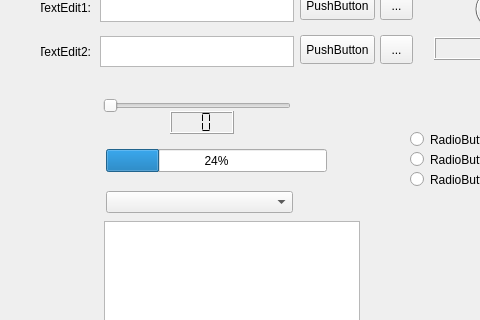
First picture: the form in PythonApplication1/MainWindow.ui, repository mdgarrison/PythonApplication1, before the edit; both pictures show x 0 to 480 and y 89 to 409 of the 652 by 501 pixel window.
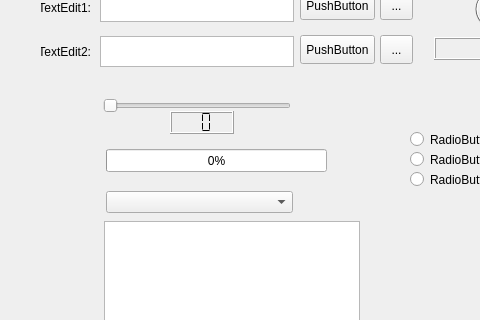
Second picture: the form after the edit.

Commit message: More slot-and-signal shennanigans

Patch:
```diff
--- a/PythonApplication1/MainWindow.ui
+++ b/PythonApplication1/MainWindow.ui
@@ -176,7 +176,7 @@
      </rect>
     </property>
     <property name="value">
-     <number>24</number>
+     <number>0</number>
     </property>
    </widget>
    <widget class="QRadioButton" name="radioButton1">
```
The commit also changes 1 other file.
